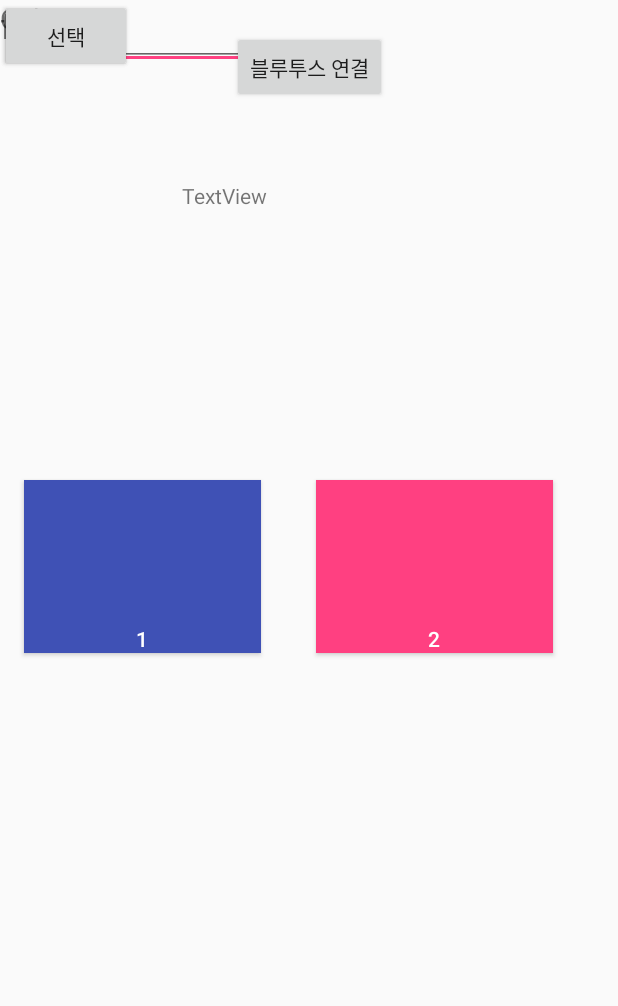
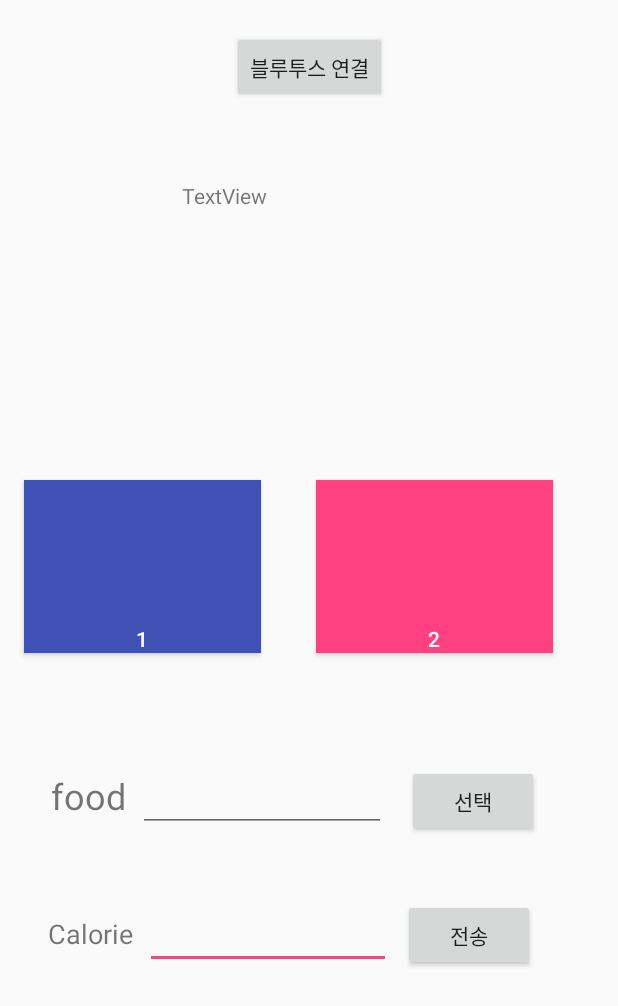
Before and after one commit to jeyesse/CalorieBox, an Android app: the screen it shows after launch (BluetoothConnect_M), on a phone screen of 412 x 824 dp. Shown: the top 1006 px of the screen. Run offline under Robolectric (Android 15) with nearby library versions, the phone set to English and light mode, and no system bars.

Commit message:
v0.2.3 1707181518 정민 화면조정

```diff
--- a/app/src/main/AndroidManifest.xml
+++ b/app/src/main/AndroidManifest.xml
@@ -22,6 +22,7 @@
         <activity android:name=".PaceCounters_M" />
         <activity android:name=".BluetoothConnect_M"/>
         <activity android:name=".DeviceListActivity"/>
+        <service android:name=".PaceCountersService_M"/>
     </application>
 
 </manifest>
--- a/app/src/main/java/com/iot/caloriebox/BluetoothConnect_M.java
+++ b/app/src/main/java/com/iot/caloriebox/BluetoothConnect_M.java
@@ -253,6 +253,7 @@ public class BluetoothConnect_M extends Activity implements View.OnClickListener
 
                     break;
 
+
                 case R.id.btn2:
 
                     value = String.valueOf(cal*11/100);
--- a/app/src/main/java/com/iot/caloriebox/BluetoothService_M.java
+++ b/app/src/main/java/com/iot/caloriebox/BluetoothService_M.java
@@ -409,7 +409,4 @@ public class BluetoothService_M {
 
         r.write(out, mode) ; // ConnectedThread클래스 내에 있는 write함수를 호출하여 메시지를 보낸다.
     }
-
-
-
 }
--- a/app/src/main/res/layout/activity_bluetooth_connect__m.xml
+++ b/app/src/main/res/layout/activity_bluetooth_connect__m.xml
@@ -85,8 +85,16 @@
         android:layout_height="wrap_content"
         android:text="food"
         android:textSize="24sp"
-        tools:layout_editor_absoluteX="16dp"
-        tools:layout_editor_absoluteY="368dp"/>
+        android:layout_marginLeft="8dp"
+        app:layout_constraintLeft_toLeftOf="parent"
+        android:layout_marginRight="8dp"
+        app:layout_constraintRight_toRightOf="parent"
+        app:layout_constraintHorizontal_bias="0.075"
+        android:layout_marginTop="59dp"
+        app:layout_constraintTop_toBottomOf="@+id/btn1"
+        app:layout_constraintBottom_toBottomOf="parent"
+        android:layout_marginBottom="8dp"
+        app:layout_constraintVertical_bias="0.066" />
 
     <EditText
         android:id="@+id/editText"
@@ -94,16 +102,18 @@
         android:layout_height="46dp"
         android:ems="10"
         android:inputType="textPersonName"
-        tools:layout_editor_absoluteX="81dp"
-        tools:layout_editor_absoluteY="436dp"/>
+        app:layout_constraintLeft_toRightOf="@+id/textView3"
+        android:layout_marginLeft="8dp"
+        app:layout_constraintBaseline_toBaselineOf="@+id/textView3" />
 
     <Button
         android:id="@+id/button"
         android:layout_width="wrap_content"
         android:layout_height="wrap_content"
         android:text="전송"
-        tools:layout_editor_absoluteX="258dp"
-        tools:layout_editor_absoluteY="436dp"/>
+        app:layout_constraintLeft_toRightOf="@+id/editText"
+        android:layout_marginLeft="8dp"
+        app:layout_constraintBaseline_toBaselineOf="@+id/editText" />
 
     <TextView
         android:id="@+id/textView3"
@@ -111,8 +121,16 @@
         android:layout_height="wrap_content"
         android:text="Calorie"
         android:textSize="18sp"
-        tools:layout_editor_absoluteX="16dp"
-        tools:layout_editor_absoluteY="448dp"/>
+        android:layout_marginLeft="32dp"
+        app:layout_constraintLeft_toLeftOf="parent"
+        android:layout_marginTop="63dp"
+        app:layout_constraintTop_toBottomOf="@+id/textView2"
+        android:layout_marginRight="8dp"
+        app:layout_constraintRight_toRightOf="parent"
+        app:layout_constraintHorizontal_bias="0.0"
+        app:layout_constraintBottom_toBottomOf="parent"
+        android:layout_marginBottom="8dp"
+        app:layout_constraintVertical_bias="0.0" />
 
     <EditText
         android:id="@+id/editText2"
@@ -120,15 +138,17 @@
         android:layout_height="44dp"
         android:ems="10"
         android:inputType="textPersonName"
-        tools:layout_editor_absoluteX="80dp"
-        tools:layout_editor_absoluteY="361dp"/>
+        app:layout_constraintLeft_toRightOf="@+id/textView2"
+        android:layout_marginLeft="8dp"
+        app:layout_constraintBaseline_toBaselineOf="@+id/textView2" />
 
     <Button
         android:id="@+id/button2"
         android:layout_width="wrap_content"
         android:layout_height="wrap_content"
         android:text="선택"
-        tools:layout_editor_absoluteX="258dp"
-        tools:layout_editor_absoluteY="361dp"/>
+        app:layout_constraintLeft_toRightOf="@+id/editText2"
+        android:layout_marginLeft="14dp"
+        app:layout_constraintBaseline_toBaselineOf="@+id/editText2" />
 
 </android.support.constraint.ConstraintLayout>
```
Also changed, not shown: app/src/main/java/com/iot/caloriebox/PaceCountersService_M.java (added, +54 -0 lines), app/src/main/java/com/iot/caloriebox/PaceCounters_M.java (+88 -88 lines).
